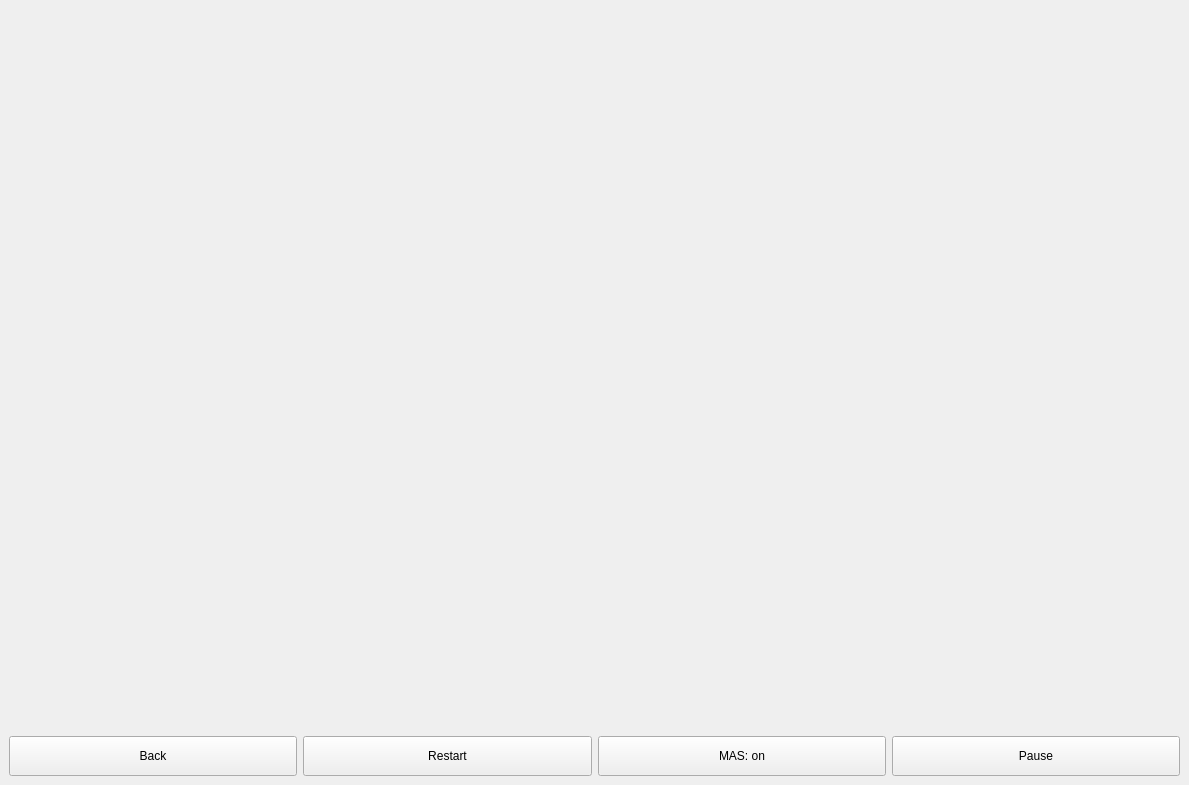
The window that assets/UI/game.ui (VitalyCone/Anthill) describes before a commit, drawn with Qt 5.
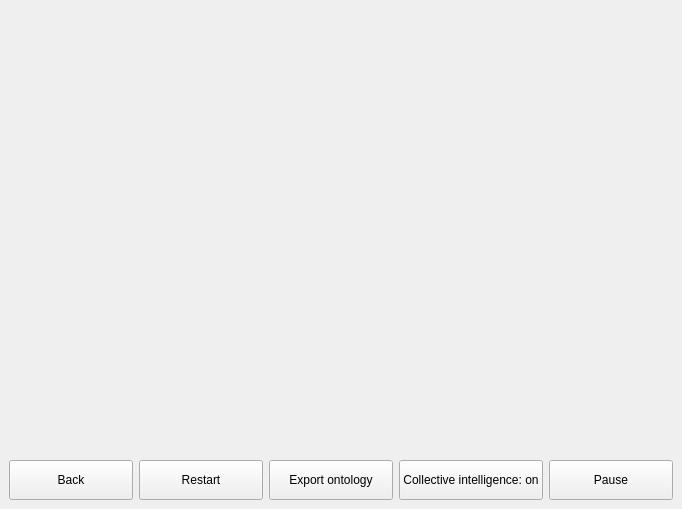
The same window after the commit.

```diff
--- a/assets/UI/game.ui
+++ b/assets/UI/game.ui
@@ -6,8 +6,8 @@
    <rect>
     <x>0</x>
     <y>0</y>
-    <width>1189</width>
-    <height>785</height>
+    <width>682</width>
+    <height>509</height>
    </rect>
   </property>
   <property name="windowTitle">
@@ -161,6 +161,73 @@
         </property>
        </widget>
       </item>
+      <item>
+       <widget class="QPushButton" name="export_ontology_button">
+        <property name="minimumSize">
+         <size>
+          <width>0</width>
+          <height>40</height>
+         </size>
+        </property>
+        <property name="styleSheet">
+         <string notr="true">QPushButton {
+  align-items: center;
+  background-color: #c2fab1;
+  border: 2px solid #111;
+  border-radius: 8px;
+  box-sizing: border-box;
+  color: #111;
+  cursor: pointer;
+  display: flex;
+  font-family: Inter,sans-serif;
+  font-size: 14px;
+  justify-content: center;
+  padding: 0 25px;
+  position: relative;
+  text-align: center;
+  text-decoration: none;
+  user-select: none;
+  -webkit-user-select: none;
+  touch-action: manipulation;
+}
+
+QPushButton:after {
+  background-color: #111;
+  border-radius: 8px;
+  content: &quot;&quot;;
+  display: block;
+  left: 0;
+  position: absolute;
+  top: -2px;
+  transform: translate(8px, 8px);
+  transition: transform .2s ease-out;
+  z-index: -1;
+}
+
+QPushButton:hover:after {
+  transform: translate(0, 0);
+}
+
+QPushButton:focus {
+  background-color: #51b533;
+  outline: 0;
+}
+
+QPushButton:hover {
+  outline: 0;
+}
+
+@media (min-width: 768px) {
+  QPushButton {
+    padding: 0 40px;
+  }
+}</string>
+        </property>
+        <property name="text">
+         <string notr="true">Export ontology</string>
+        </property>
+       </widget>
+      </item>
       <item>
        <widget class="QPushButton" name="mas_on_of">
         <property name="minimumSize">
@@ -224,7 +291,7 @@
 }</string>
         </property>
         <property name="text">
-         <string>MAS: on</string>
+         <string>Collective intelligence: on</string>
         </property>
        </widget>
       </item>
```
Left out of the diff: 2 changed lines with no effect on the pictures.
